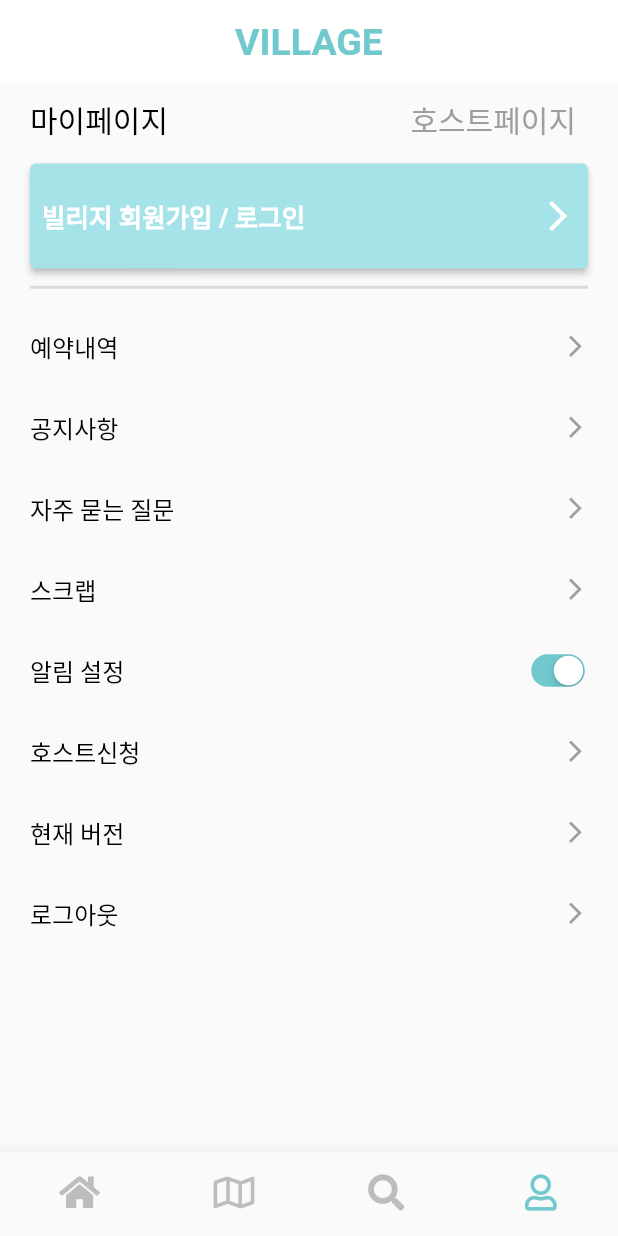
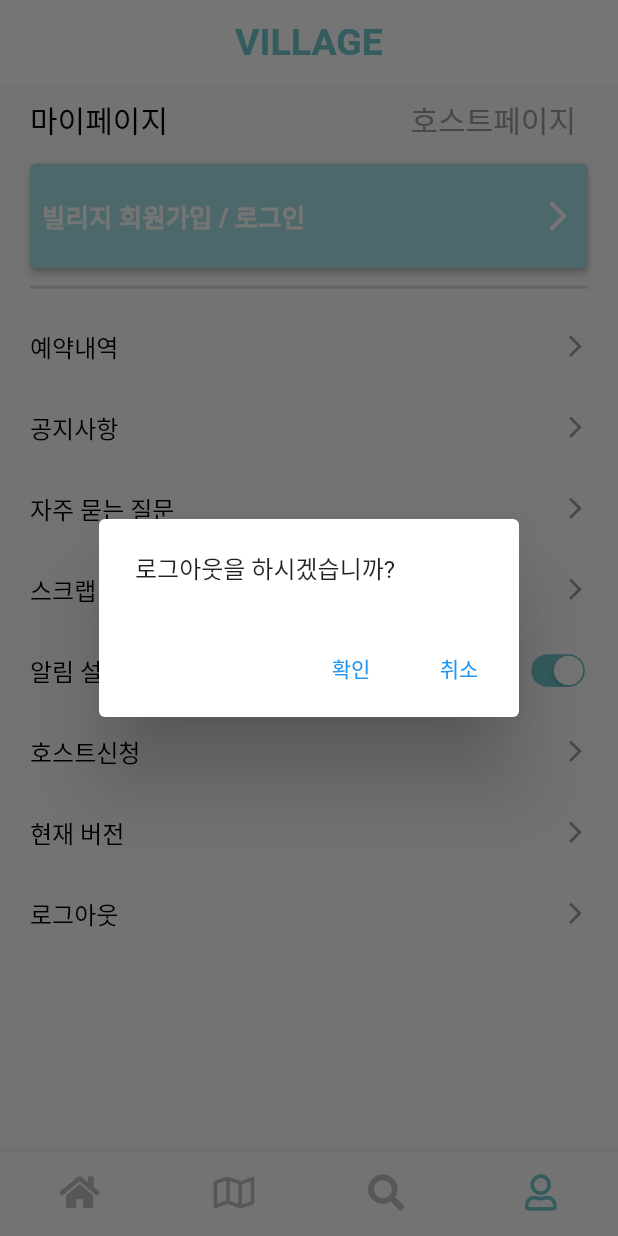
Before and after one commit to clean17/Village-Front-Project, a Flutter app: the screen it shows after launch, item 4 of the bottom bar chosen, after a tap on "로그아웃", on a phone screen of 412 x 824 dp. Run offline on Flutter 3.47's test engine with Material 2 defaults, Android fonts, the phone set to English and light mode, and no system bars; our stand-ins replace dio, flutter_riverpod, flutter_secure_storage, fluttertoast, font_awesome_flutter, geolocator and 5 more; missing offline and left inert: remedi_kopo; project files that could hold a hidden picture were left out.

Commit message:
logout AlertDialog 추가

```diff
--- a/lib/view/pages/common/splash_page/splash_page.dart
+++ b/lib/view/pages/common/splash_page/splash_page.dart
@@ -45,8 +45,13 @@
   Widget content() {
     return Center(
       child: Container(
-        padding: const EdgeInsets.symmetric(horizontal: 30),
-        child: Lottie.asset("assets/79726-walk-and-type.json"),
+        padding: const EdgeInsets.symmetric(horizontal: 30, vertical: 150),
+        child: Column(
+          children: [
+            Image.asset("assets/images/village.png"),
+            Lottie.asset("assets/79726-walk-and-type.json"),
+          ],
+        ),
       ),
     );
   }
--- a/lib/view/pages/main/home_page/widgets/home_body.dart
+++ b/lib/view/pages/main/home_page/widgets/home_body.dart
@@ -26,7 +26,7 @@
                   SizedBox(height: 30),
                   RecommendCard(),
                   SizedBox(height: 50),
-                  HomeTitle("스토리와 테마가 있는 \n공간을 추천드려요"),
+                  HomeTitle("스토리와 테마가 있는 공간 추천"),
                   SizedBox(height: 10),
                 ],
               ),
--- a/lib/view/pages/user/my_page/my_page.dart
+++ b/lib/view/pages/user/my_page/my_page.dart
@@ -6,6 +6,7 @@
 import 'package:village/view/pages/common/notice_page/notice_page.dart';
 import 'package:village/view/pages/host/host_info_page/host_info_page.dart';
 import 'package:village/view/pages/user/host_apply_page/user_apply_host_page.dart';
+import 'package:village/view/pages/user/my_page/widgets/logout_alert_dialog.dart';
 import 'package:village/view/pages/user/my_page/widgets/my_page_login_button.dart';
 import 'package:village/view/pages/user/my_page/widgets/my_page_list.dart';
 import 'package:village/view/pages/user/reservation_page/user_reservation_page.dart';
@@ -46,8 +47,7 @@
         child: ListView(
           children: [
             Container(
-        child:
-        Row(
+              child: Row(
                 mainAxisAlignment: MainAxisAlignment.spaceBetween,
                 children: [
                   Text(
@@ -56,7 +56,11 @@
                   ),
                   TextButton(
                     onPressed: () {
-                Navigator.push(context, MaterialPageRoute(builder: (context) => HostInfoPage(),));
+                      Navigator.push(
+                          context,
+                          MaterialPageRoute(
+                            builder: (context) => HostInfoPage(),
+                          ));
                     },
                     child: Text(
                       "호스트페이지",
@@ -103,7 +107,9 @@
             const SizedBox(height: 30),
             NotificationOption("알림 설정", valNotify, onChangeFunction),
             const SizedBox(height: 30),
-            MyPageList(title: "호스트신청", press: () {
+            MyPageList(
+                title: "호스트신청",
+                press: () {
                   Navigator.push(
                       context,
                       MaterialPageRoute(
@@ -113,7 +119,13 @@
             const SizedBox(height: 30),
             MyPageList(title: "현재 버전", press: () {}),
             const SizedBox(height: 30),
-            MyPageList(title: "로그아웃", press: () {}),
+            MyPageList(
+                title: "로그아웃",
+                press: () {
+                  showDialog(
+                      context: context,
+                      builder: (context) => LogoutAlertDialog());
+                }),
           ],
         ),
       ),
--- /dev/null
+++ b/lib/view/pages/user/my_page/widgets/logout_alert_dialog.dart
@@ -0,0 +1,23 @@
+import 'package:flutter/material.dart';
+
+class LogoutAlertDialog extends StatelessWidget {
+  const LogoutAlertDialog({Key? key}) : super(key: key);
+
+  @override
+  Widget build(BuildContext context) {
+    return AlertDialog(
+      // title: Text("로그아웃"),
+      content: Text("로그아웃을 하시겠습니까?"),
+      actions: <Widget>[
+        TextButton(
+          onPressed: () => Navigator.pop(context, 'OK'),
+          child: const Text('확인'),
+        ),
+        TextButton(
+          onPressed: () => Navigator.pop(context, 'Cancel'),
+          child: const Text('취소'),
+        ),
+      ],
+    );
+  }
+}
```
Also changed, not shown: assets/images/village.png (added). Lines whose indentation alone changed are shown as unchanged.
